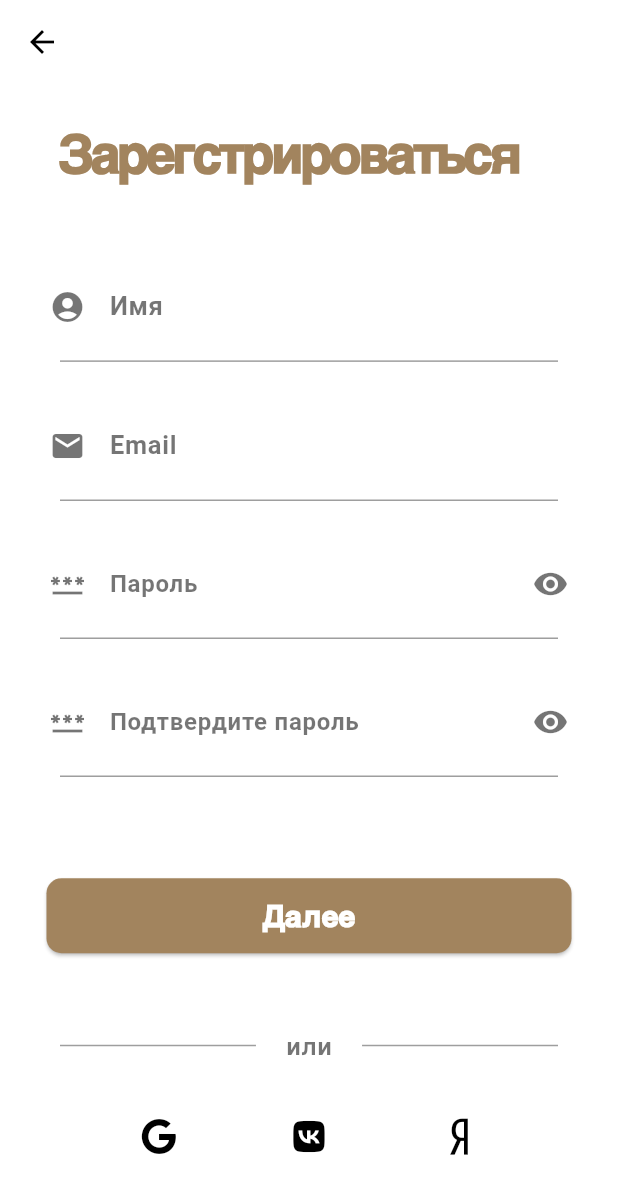
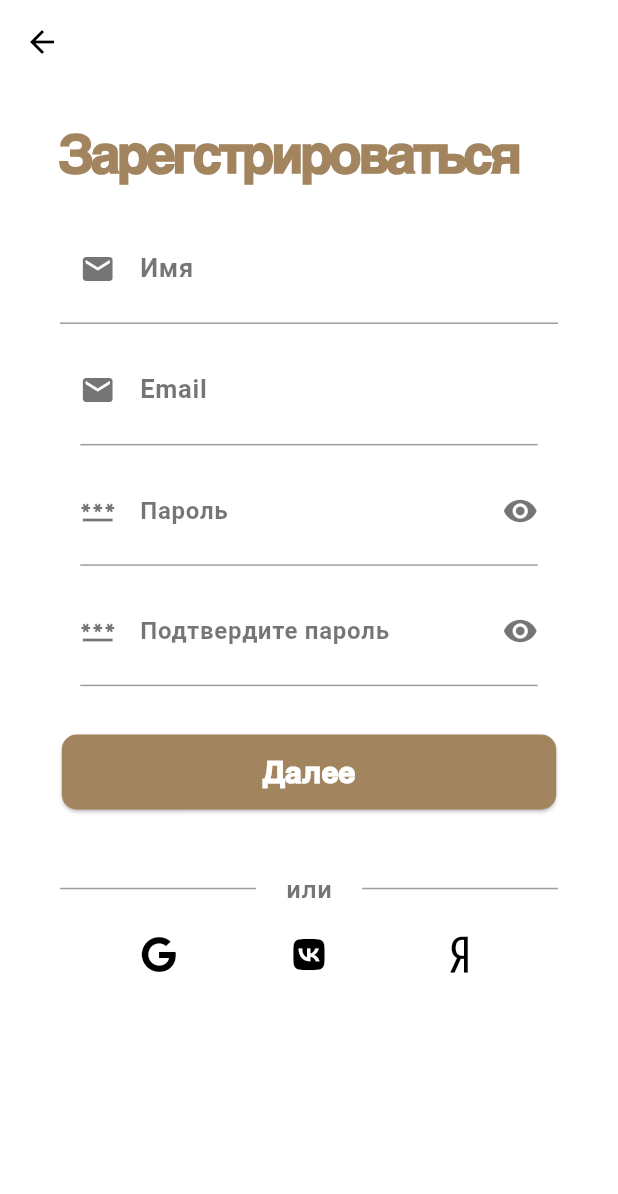
Before and after one commit to alohalilpeep/teachbear_flutter, a Flutter app: the screen it shows after launch, after a tap on "Зарегистрироваться", on a phone screen of 412 x 824 dp. Shown: the top 1194 px of the screen. Run offline on Flutter 3.47's test engine with Material 3 defaults, Android fonts, the phone set to English and light mode, and no system bars; our stand-ins replace font_awesome_flutter.

Commit message:
start, sign in, sign up make adaptive ui

```diff
--- a/lib/pages/signup_page.dart
+++ b/lib/pages/signup_page.dart
@@ -18,8 +18,7 @@ class _SignupPageState extends State<SignupPage> {
       appBar: AppBar(
         backgroundColor: Colors.transparent,
       ),
-      body: Align(
-        alignment: Alignment.topCenter,
+      body: Expanded(
         child: Column(
           children: [
             // Login title
@@ -42,9 +41,9 @@ class _SignupPageState extends State<SignupPage> {
                 ),
               ),
             ),
-            SizedBox(height: 50),
+            SizedBox(height: MediaQuery.of(context).size.height * 0.03),
             SizedBox(
-              width: 370,
+              width: MediaQuery.of(context).size.width * 0.8,
               child: TextField(
                 style: TextStyle(
                   fontSize: 16,
@@ -55,7 +54,7 @@ class _SignupPageState extends State<SignupPage> {
                 ),
                 decoration: InputDecoration(
                   prefixIcon: Icon(
-                    Icons.account_circle,
+                    Icons.email,
                     color: Theme
                         .of(context)
                         .colorScheme
@@ -80,11 +79,11 @@ class _SignupPageState extends State<SignupPage> {
               indent: 40, // отступ слева
               endIndent: 40, // отступ справа
             ),
-            SizedBox(height: 20),
+            SizedBox(height: MediaQuery.of(context).size.height * 0.01),
             // Add space between title and input fields
             // Email input field
             SizedBox(
-              width: 370,
+              width: MediaQuery.of(context).size.width * 0.8,
               child: TextField(
                 style: TextStyle(
                   fontSize: 16,
@@ -126,16 +125,16 @@ class _SignupPageState extends State<SignupPage> {
             Divider(
               thickness: 1, // толщина полоски
               color: Colors.grey, // цвет полоски
-              indent: 40, // отступ слева
-              endIndent: 40, // отступ справа
+              indent: MediaQuery.of(context).size.width * 0.13, // отступ слева
+              endIndent: MediaQuery.of(context).size.width * 0.13, // отступ справа
             ),
 
-            SizedBox(height: 20),
+            SizedBox(height: MediaQuery.of(context).size.height * 0.01),
             // Add space between email and password input fields
 
             // Password input field
             SizedBox(
-              width: 370,
+              width: MediaQuery.of(context).size.width * 0.8,
               child: TextField(
                 obscureText: _obscureText, // Hide or show the password
                 decoration: InputDecoration(
@@ -175,12 +174,12 @@ class _SignupPageState extends State<SignupPage> {
             Divider(
               thickness: 1, // толщина полоски
               color: Colors.grey, // цвет полоски
-              indent: 40, // отступ слева
-              endIndent: 40, // отступ справа
+              indent: MediaQuery.of(context).size.width * 0.13, // отступ слева
+              endIndent: MediaQuery.of(context).size.width * 0.13, // отступ справа
             ),
-            SizedBox(height: 20),
+            SizedBox(height: MediaQuery.of(context).size.height * 0.01),
             SizedBox(
-              width: 370,
+              width: MediaQuery.of(context).size.width * 0.8,
               child: TextField(
                 obscureText: _obscureText, // Hide or show the password
                 decoration: InputDecoration(
@@ -220,11 +219,11 @@ class _SignupPageState extends State<SignupPage> {
             Divider(
               thickness: 1, // толщина полоски
               color: Colors.grey, // цвет полоски
-              indent: 40, // отступ слева
-              endIndent: 40, // отступ справа
+              indent: MediaQuery.of(context).size.width * 0.13, // отступ слева
+              endIndent: MediaQuery.of(context).size.width * 0.13, // отступ справа
             ),
             // Add space before login button
-            SizedBox(height: 60),
+            SizedBox(height: MediaQuery.of(context).size.height * 0.03),
             // Login button
             ElevatedButton(
               onPressed: () {
@@ -237,7 +236,7 @@ class _SignupPageState extends State<SignupPage> {
               },
               style: ElevatedButton.styleFrom(
                 backgroundColor: Color.fromRGBO(162, 132, 94, 1.00),
-                minimumSize: Size(350, 50),
+                minimumSize: Size(MediaQuery.of(context).size.width * 0.8, 50),
                 shape: RoundedRectangleBorder(
                   borderRadius: BorderRadius.circular(10),
                 ),
@@ -252,7 +251,7 @@ class _SignupPageState extends State<SignupPage> {
                 ),
               ),
             ),
-            SizedBox(height: 50),
+            SizedBox(height: MediaQuery.of(context).size.height * 0.05),
             Padding(
               padding: const EdgeInsets.symmetric(horizontal: 20),
               child: Row(
@@ -281,7 +280,7 @@ class _SignupPageState extends State<SignupPage> {
                 ],
               ),
             ),
-            SizedBox(height: 25),
+            SizedBox(height: MediaQuery.of(context).size.height * 0.01),
             Row(
               mainAxisAlignment: MainAxisAlignment.center,
               children: [
--- a/lib/pages/start_page.dart
+++ b/lib/pages/start_page.dart
@@ -9,22 +9,19 @@ class StartPage extends StatelessWidget {
   @override
   Widget build(BuildContext context) {
     return Scaffold(
-      // Use the surface color from the theme for the background color
       backgroundColor: Theme.of(context).colorScheme.surface,
-      body: Align(
-        alignment: Alignment.topCenter,
+      body: Column(
+        children: [
+          Expanded(
             child: Column(
-          mainAxisSize: MainAxisSize.min,
+              mainAxisAlignment: MainAxisAlignment.center,
               children: [
-            // Logo image
                 SizedBox(
-              height: 600.0,
+                  width: MediaQuery.of(context).size.width,
                   child: Image.asset('assets/logo.png'),
                 ),
-            // Title
-            Container(
-              margin: const EdgeInsets.only(top: 40),
-              child: Text(
+                SizedBox(height: MediaQuery.of(context).size.height*0.01),
+                Text(
                   'TeachBear',
                   style: TextStyle(
                     fontSize: 52.0,
@@ -34,14 +31,11 @@ class StartPage extends StatelessWidget {
                     letterSpacing: -2.0,
                   ),
                 ),
+              ],
             ),
-            // Column for the buttons
+          ),
           Column(
-              mainAxisAlignment: MainAxisAlignment.center,
             children: [
-                // Space before the first button
-                SizedBox(height: 25),
-                // Login button
               ElevatedButton(
                 onPressed: () {
                   Navigator.push(
@@ -53,7 +47,7 @@ class StartPage extends StatelessWidget {
                 },
                 style: ElevatedButton.styleFrom(
                   backgroundColor: Color.fromRGBO(162, 132, 94, 1.00),
-                    minimumSize: Size(350, 50),
+                  minimumSize: Size(MediaQuery.of(context).size.width * 0.8, 50),
                   shape: RoundedRectangleBorder(
                     borderRadius: BorderRadius.circular(10),
                   ),
@@ -68,9 +62,7 @@ class StartPage extends StatelessWidget {
                   ),
                 ),
               ),
-                // Space between the buttons
-                SizedBox(height: 20),
-                // Sign up button
+              SizedBox(height: MediaQuery.of(context).size.height*0.03),
               ElevatedButton(
                 onPressed: () {
                   Navigator.push(
@@ -81,11 +73,11 @@ class StartPage extends StatelessWidget {
                   );
                 },
                 style: ElevatedButton.styleFrom(
-                    backgroundColor: Colors.transparent, // Transparent background color
-                    elevation: 0, // Remove elevation
-                    minimumSize: Size(350, 50), // Set button size
+                  backgroundColor: Colors.transparent,
+                  elevation: 0,
+                  minimumSize: Size(350, 50),
                   shape: RoundedRectangleBorder(
-                      borderRadius: BorderRadius.circular(10), // Rounded corners
+                    borderRadius: BorderRadius.circular(10),
                   ),
                   shadowColor: Colors.transparent,
                 ),
@@ -93,14 +85,14 @@ class StartPage extends StatelessWidget {
                   'Зарегистрироваться',
                   style: TextStyle(
                     fontSize: 20,
-                      color: Theme.of(context).colorScheme.primary, // Use primary color from theme for text color
+                    color: Theme.of(context).colorScheme.primary,
                   ),
                 ),
-                )
-              ],
-            )
+              ),
             ],
           ),
+          SizedBox(height: MediaQuery.of(context).size.height*0.1),
+        ],
       ),
     );
   }
--- /dev/null
+++ b/lib/responsive/dimensions.dart
@@ -0,0 +1 @@
+const mobileWidth = 600;
```
Also changed, not shown: lib/pages/login_page.dart (+18 -20 lines), lib/responsive/desktop_body.dart (added, +64 -0 lines), lib/responsive/mobile_body.dart (added, +48 -0 lines), lib/responsive/responsive_layout.dart (added, +22 -0 lines). Lines whose indentation alone changed are shown as unchanged.
